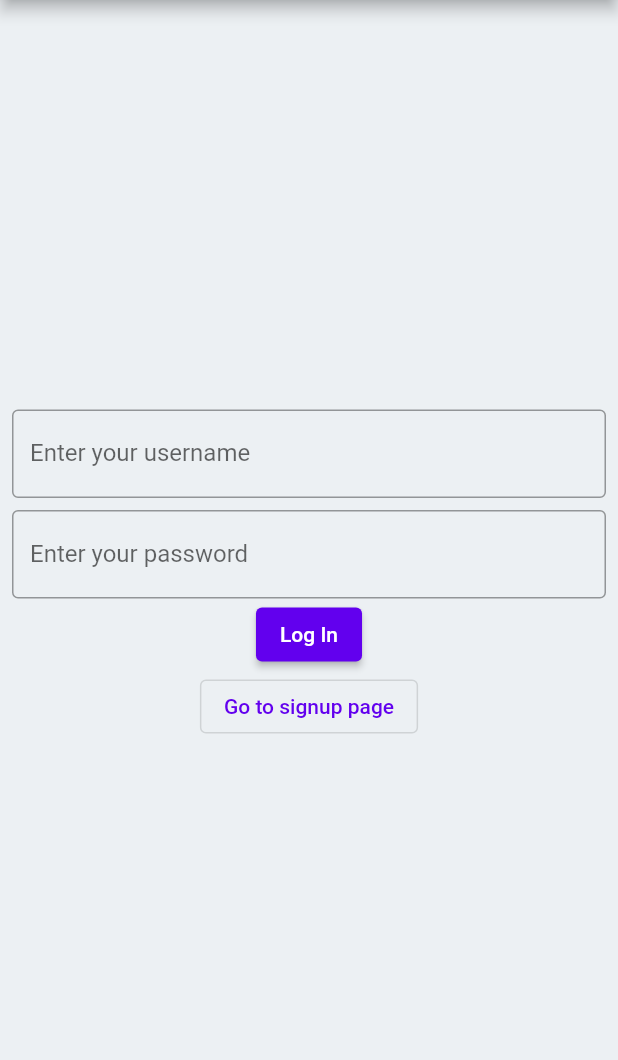
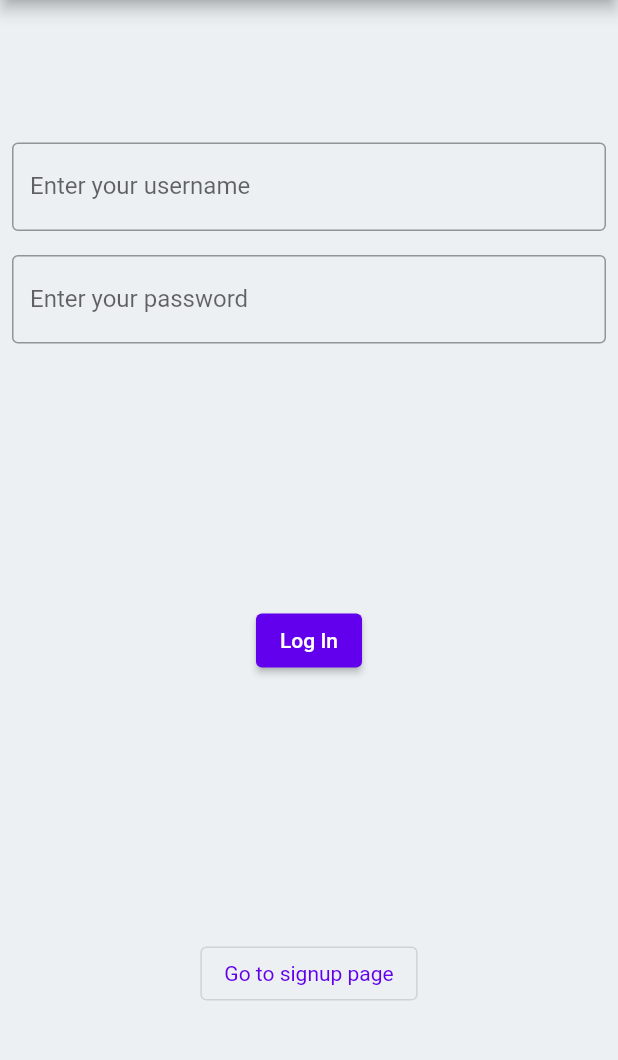
Before and after one commit to basunia/live_news_flutter, a Flutter app: the screen it shows after launch, on a phone screen of 412 x 824 dp, the part 84-1144 px from its top. Run offline on Flutter 3.47's test engine with Material 2 defaults, Android fonts, the phone set to English and light mode, and no system bars; our stand-ins replace bloc, cached_network_image, dio, easy_localization, equatable, flutter_bloc and 4 more.

Commit message:
polishes UI

```diff
--- a/lib/auth/view/login_page.dart
+++ b/lib/auth/view/login_page.dart
@@ -17,13 +17,17 @@ class _LoginPageState extends State<LoginPage> {
   final _passwordController = TextEditingController();
   @override
   Widget build(BuildContext context) {
+    final theme = Theme.of(context);
+    final textTheme = theme.textTheme;
     return Padding(
       padding: const EdgeInsets.all(8.0),
       child: Column(
         crossAxisAlignment: CrossAxisAlignment.center,
-        mainAxisAlignment: MainAxisAlignment.center,
+        mainAxisAlignment: MainAxisAlignment.spaceAround,
         children: [
           // const Text('Login with username and passeword'),
+          Column(
+            children: [
               TextFormField(
                 controller: _userNameController,
                 decoration: InputDecoration(
@@ -32,7 +36,7 @@ class _LoginPageState extends State<LoginPage> {
                 ),
               ),
               const SizedBox(
-            height: 8.0,
+                height: 16.0,
               ),
               TextFormField(
                 controller: _passwordController,
@@ -41,6 +45,9 @@ class _LoginPageState extends State<LoginPage> {
                   labelText: 'enter_your_password'.tr(),
                 ),
               ),
+            ],
+          ),
+
           // const Text('Login to proceed'),
           ElevatedButton(
               onPressed: () {
@@ -50,7 +57,11 @@ class _LoginPageState extends State<LoginPage> {
               child: const Text('login').tr()),
           OutlinedButton(
             onPressed: widget.onPageChange,
-              child: const Text('go_to_signup_page').tr()),
+            child: const Text(
+              'go_to_signup_page',
+              style: TextStyle(fontWeight: FontWeight.w400),
+            ).tr(),
+          ),
         ],
       ),
     );
--- a/lib/main.dart
+++ b/lib/main.dart
@@ -24,7 +24,7 @@ void main() async {
       path: 'assets/locales',
       supportedLocales: Localization.locales,
       saveLocale: true,
-      fallbackLocale: Localization.locales.localeUK,
+      fallbackLocale: Localization.locales.localeUS,
       child: MailApp(mailRepository: services.mailRepository),
     ));
   }, storage: storage);
--- a/lib/utils/localization.dart
+++ b/lib/utils/localization.dart
@@ -1,14 +1,14 @@
 import 'dart:ui';
 
 extension MenuItemsFilter<E> on Iterable<E> {
-  E get localeUK => first;
-  E get localeRomania => last;
+  E get localeUS => first;
+  E get localeBengali => last;
 }
 
 class Localization {
   static final locales = [const Locale('en', 'US'), const Locale('bn', 'BD')];
   static final menuItems = ['english', 'bengali'];
-  static final localeIcons = ['uk.png', 'romania.png'];
+  static final localeIcons = ['uk.png', 'bd.png'];
   static final localeCodes = ['en_US', 'bn_BD'];
 
   // TODO: needs to use indexes instead of this
```
Also changed, not shown: lib/auth/view/signup_page.dart (+10 -3 lines), lib/localization/localization_settings.dart (+20 -20 lines), lib/main/home_nav_drawer.dart (+4 -4 lines), assets/images/bd.png (added). Lines whose indentation alone changed are shown as unchanged.
